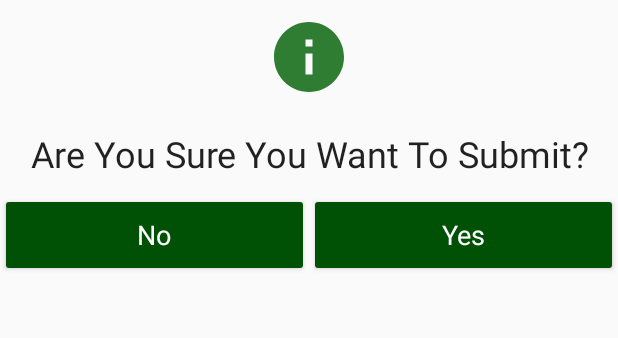
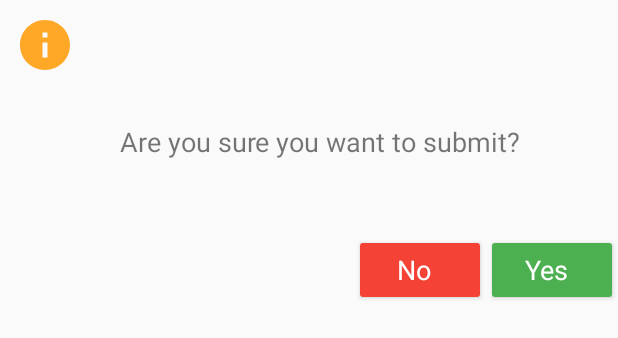
Before and after one commit to shznaqvi/ResearchDayScoringApp, an Android app: the layout custom_dialog_layout.xml on its own in the app's theme, with its tools: preview values and no code run, on a phone screen of 412 x 824 dp. Shown: the top 338 px of the screen. Run offline under Robolectric (Android 15) with nearby library versions, the phone set to English and light mode, and no system bars.

Commit message:
layout work

```diff
--- a/app/src/main/java/edu/aku/hassannaqvi/researchdayscoring/ui/ResearchActivity.java
+++ b/app/src/main/java/edu/aku/hassannaqvi/researchdayscoring/ui/ResearchActivity.java
@@ -26,7 +26,7 @@ public class ResearchActivity extends AppCompatActivity {
         setContentView(R.layout.activity_research);
 
 
-        this.setTitle("Welcome To Annual Research Day!");
+        this.setTitle("Paediatric Research Day!");
         dl = findViewById(R.id.activity_research);
         t = new ActionBarDrawerToggle(this, dl, R.string.Open, R.string.Close);
 
--- a/app/src/main/res/layout/activity_research.xml
+++ b/app/src/main/res/layout/activity_research.xml
@@ -1,7 +1,6 @@
 <?xml version="1.0" encoding="utf-8"?>
 <android.support.v4.widget.DrawerLayout xmlns:android="http://schemas.android.com/apk/res/android"
     xmlns:app="http://schemas.android.com/apk/res-auto"
-    xmlns:tools="http://schemas.android.com/tools"
     android:id="@+id/activity_research"
     android:layout_width="match_parent"
     android:layout_height="match_parent">
@@ -16,7 +15,7 @@
             android:layout_width="wrap_content"
             android:layout_height="wrap_content"
             android:layout_marginTop="236dp"
-            android:text="Annual Research Day 2019 "
+            android:text="Research Day 2019 "
             android:textAppearance="@style/TextAppearance.AppCompat.Large"
             android:textColor="@android:color/black"
             android:textSize="35sp"
--- a/app/src/main/res/layout/custom_dialog_layout.xml
+++ b/app/src/main/res/layout/custom_dialog_layout.xml
@@ -14,16 +14,19 @@
 
 
         <!--        </RelativeLayout>-->
-
+        <LinearLayout
+            android:layout_width="match_parent"
+            android:layout_height="wrap_content"
+            android:orientation="horizontal">
 
         <ImageView
-            android:layout_width="?attr/actionBarSize"
-            android:layout_height="?attr/actionBarSize"
-            android:layout_centerInParent="true"
-            android:layout_gravity="center"
+            android:layout_width="40dp"
+            android:layout_height="40dp"
+            android:layout_marginStart="24dp"
+            android:layout_marginTop="64dp"
             android:layout_margin="10dp"
             android:src="@drawable/ic_info"
-            android:tint="@color/colorPrimary" />
+            android:tint="@color/yellow" />
 
         <!--        <TextView-->
         <!--            android:layout_width="match_parent"-->
@@ -36,35 +39,48 @@
 
         <TextView
             android:id="@+id/dialogText"
-            android:layout_width="match_parent"
-            android:layout_height="wrap_content"
-            android:layout_margin="10dp"
+            android:layout_width="wrap_content"
+            android:layout_height="64dp"
+            android:layout_gravity="center_vertical"
+            android:layout_marginStart="20dp"
+            android:layout_marginTop="64dp"
+            android:layout_marginEnd="24dp"
+            android:layout_marginBottom="28dp"
             android:fontFamily="sans-serif"
-            android:gravity="center"
-            android:text="Are You Sure You Want To Submit?"
-            android:textAppearance="@style/TextAppearance.AppCompat.Headline" />
+            android:gravity="left"
+            android:text="Are you sure you want to submit?"
+            android:textSize="18sp" />
+
+        </LinearLayout>
 
         <LinearLayout
-            android:layout_width="match_parent"
+            android:layout_width="wrap_content"
             android:layout_height="wrap_content"
+            android:layout_gravity="right"
             android:orientation="horizontal">
 
             <Button
                 android:id="@+id/btnNo"
-                android:layout_width="0dp"
-                android:layout_height="?attr/actionBarSize"
-                android:layout_weight="1"
-                android:backgroundTint="@color/colorPrimaryDark"
+                android:layout_width="wrap_content"
+                android:layout_height="wrap_content"
+                android:backgroundTint="@color/red"
+                android:paddingStart="0dp"
+                android:paddingTop="8dp"
+                android:paddingEnd="8dp"
+                android:paddingBottom="8dp"
                 android:text="No"
                 android:textAppearance="@style/TextAppearance.AppCompat.Medium"
                 android:textColor="@android:color/white" />
 
             <Button
                 android:id="@+id/btnYes"
-                android:layout_width="0dp"
-                android:layout_height="?attr/actionBarSize"
-                android:layout_weight="1"
-                android:backgroundTint="@color/colorPrimaryDark"
+                android:layout_width="wrap_content"
+                android:layout_height="wrap_content"
+                android:backgroundTint="@color/green"
+                android:paddingStart="0dp"
+                android:paddingTop="8dp"
+                android:paddingEnd="8dp"
+                android:paddingBottom="8dp"
                 android:text="Yes"
                 android:textAppearance="@style/TextAppearance.AppCompat.Medium"
                 android:textColor="@android:color/white" />
```
Also changed, not shown: app/src/main/java/edu/aku/hassannaqvi/researchdayscoring/adapter/AllProjectListAdapter.java (+10 -5 lines), app/src/main/java/edu/aku/hassannaqvi/researchdayscoring/ui/ScoringActivity.java (+7 -8 lines), app/src/main/res/layout/activity_login.xml (+66 -59 lines), app/src/main/res/layout/list_item.xml (+43 -36 lines).
